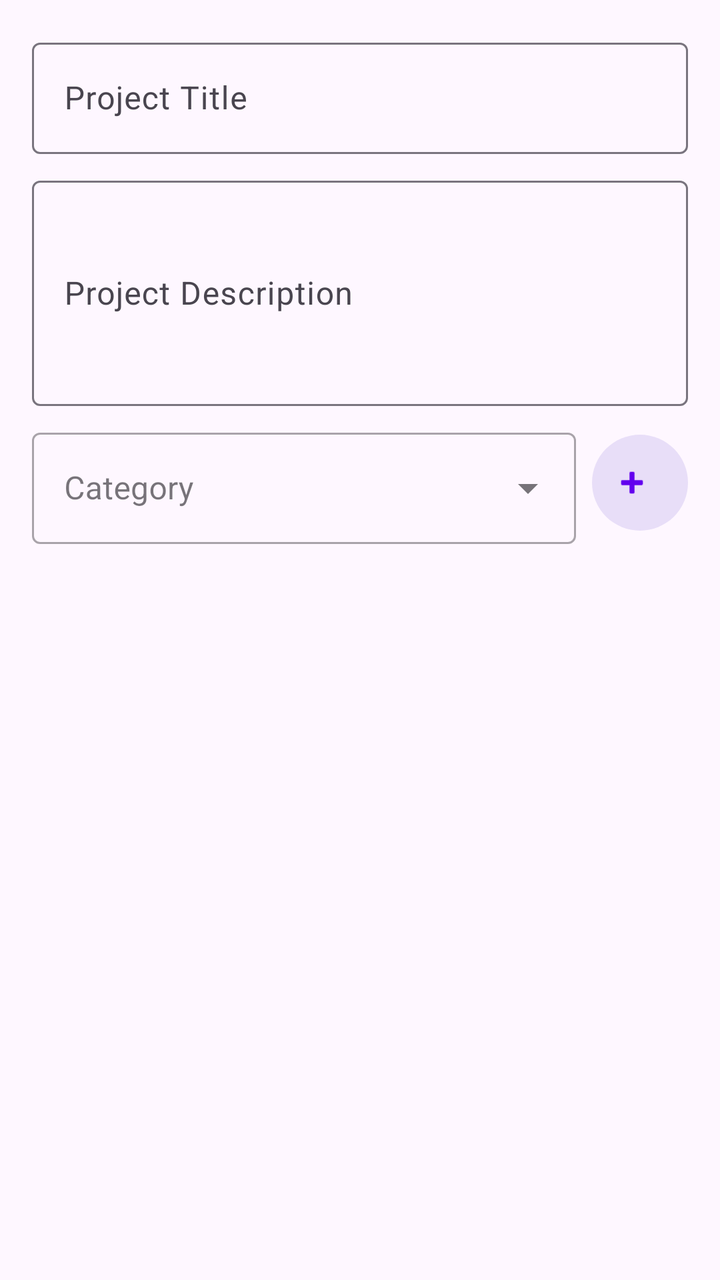
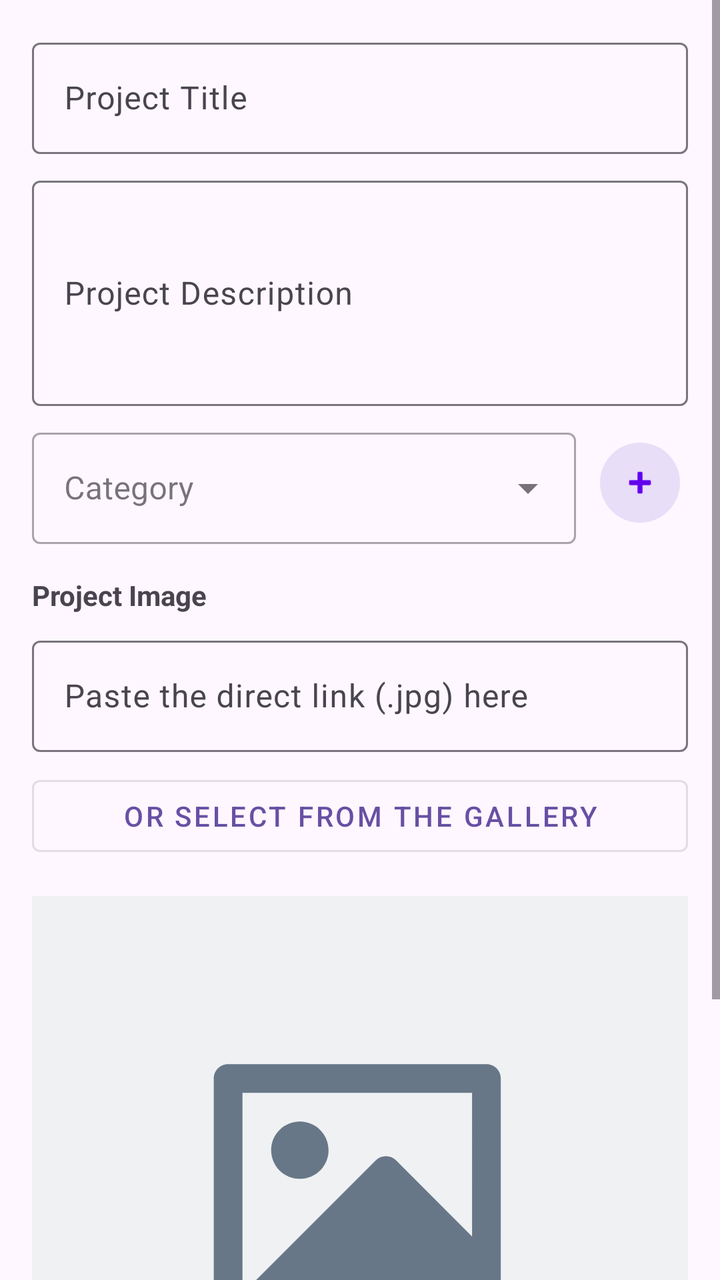

Screens rendered from an Android XML layout before and after an edit, with the pre-edit source and the edit as a unified diff.
<!-- AndroidManifest.xml: application theme Theme.ArtFolio -->
<!-- res/layout/activity_add_project.xml -->
<?xml version="1.0" encoding="utf-8"?>
<LinearLayout xmlns:android="http://schemas.android.com/apk/res/android"
    xmlns:app="http://schemas.android.com/apk/res-auto"
    xmlns:tools="http://schemas.android.com/tools"
    android:id="@+id/main"
    android:layout_width="match_parent"
    android:layout_height="match_parent"
    android:orientation="vertical"
    tools:context=".activities.AddProjectActivity"
    android:padding="16dp">

    
    <com.google.android.material.textfield.TextInputLayout
        style="?attr/textInputOutlinedStyle"
        android:layout_width="match_parent"
        android:layout_height="wrap_content"
        android:layout_marginBottom="8dp"
        android:hint="@string/new_project_title">

        <com.google.android.material.textfield.TextInputEditText
            android:id="@+id/titleTextField"
            android:layout_width="match_parent"
            android:layout_height="wrap_content"
            android:inputType="text" />
    </com.google.android.material.textfield.TextInputLayout>

    
    <com.google.android.material.textfield.TextInputLayout
        style="?attr/textInputOutlinedStyle"
        android:layout_width="match_parent"
        android:layout_height="wrap_content"
        android:layout_marginBottom="8dp"
        android:hint="@string/new_project_description">

        <com.google.android.material.textfield.TextInputEditText
            android:id="@+id/descriptionTextField"
            android:layout_width="match_parent"
            android:layout_height="wrap_content"
            android:inputType="textMultiLine"
            android:minLines="4" />
    </com.google.android.material.textfield.TextInputLayout>
    
    <LinearLayout
        android:layout_width="match_parent"
        android:layout_height="wrap_content"
        android:orientation="horizontal"
        android:gravity="center_vertical"
        android:layout_marginBottom="16dp">
        <com.google.android.material.textfield.TextInputLayout
            android:id="@+id/categoryTextField"
            android:layout_width="0dp"
            android:layout_height="wrap_content"
            android:layout_weight="1"
            android:hint="@string/new_project_category"
            style="@style/Widget.MaterialComponents.TextInputLayout.OutlinedBox.ExposedDropdownMenu">
            <AutoCompleteTextView
                android:id="@+id/categoryACTextView"
                android:layout_width="match_parent"
                android:layout_height="wrap_content"
                android:focusable="false"
                android:cursorVisible="false"
                android:inputType="none" />
        </com.google.android.material.textfield.TextInputLayout>
        <com.google.android.material.button.MaterialButton
            android:id="@+id/addCategoryButton"
            style="@style/Widget.Material3.Button.IconButton.Filled.Tonal"
            android:layout_width="48dp"
            android:layout_height="48dp"
            android:layout_marginStart="8dp"
            app:icon="@android:drawable/ic_input_add"
            app:iconTint="@color/design_default_color_primary"
            app:iconPadding="0dp"
            android:insetLeft="0dp"
            android:insetTop="0dp"
            android:insetRight="0dp"
            android:insetBottom="0dp"
            tools:ignore="SpeakableTextPresentCheck" />
    </LinearLayout>
</LinearLayout>
<!-- resources referenced by this layout -->
<resources>
  <string name="new_project_category">Category</string>
  <string name="new_project_description">Project Description</string>
  <string name="new_project_title">Project Title</string>
  <style name="Theme.ArtFolio" parent="Base.Theme.ArtFolio" />
  <style name="Base.Theme.ArtFolio" parent="Theme.Material3.DayNight.NoActionBar">
          
          
      </style>
</resources>

<!-- the commit's change to res/layout/activity_add_project.xml (unified diff, before → after) -->
@@ -1,79 +1,126 @@
 <?xml version="1.0" encoding="utf-8"?>
-<LinearLayout xmlns:android="http://schemas.android.com/apk/res/android"
+<androidx.constraintlayout.widget.ConstraintLayout
+    xmlns:android="http://schemas.android.com/apk/res/android"
     xmlns:app="http://schemas.android.com/apk/res-auto"
     xmlns:tools="http://schemas.android.com/tools"
-    android:id="@+id/main"
     android:layout_width="match_parent"
     android:layout_height="match_parent"
-    android:orientation="vertical"
-    tools:context=".activities.AddProjectActivity"
-    android:padding="16dp">
-
-    
-    <com.google.android.material.textfield.TextInputLayout
-        style="?attr/textInputOutlinedStyle"
+    android:id="@+id/main"
+    tools:context=".activities.AddProjectActivity">
+    <ScrollView
         android:layout_width="match_parent"
-        android:layout_height="wrap_content"
-        android:layout_marginBottom="8dp"
-        android:hint="@string/new_project_title">
-
-        <com.google.android.material.textfield.TextInputEditText
-            android:id="@+id/titleTextField"
+        android:layout_height="0dp"
+        app:layout_constraintBottom_toBottomOf="parent"
+        app:layout_constraintEnd_toEndOf="parent"
+        app:layout_constraintStart_toStartOf="parent"
+        app:layout_constraintTop_toTopOf="parent">
+        <LinearLayout
             android:layout_width="match_parent"
             android:layout_height="wrap_content"
-            android:inputType="text" />
-    </com.google.android.material.textfield.TextInputLayout>
-
-    
-    <com.google.android.material.textfield.TextInputLayout
-        style="?attr/textInputOutlinedStyle"
-        android:layout_width="match_parent"
-        android:layout_height="wrap_content"
-        android:layout_marginBottom="8dp"
-        android:hint="@string/new_project_description">
-
-        <com.google.android.material.textfield.TextInputEditText
-            android:id="@+id/descriptionTextField"
-            android:layout_width="match_parent"
-            android:layout_height="wrap_content"
-            android:inputType="textMultiLine"
-            android:minLines="4" />
-    </com.google.android.material.textfield.TextInputLayout>
-    
-    <LinearLayout
-        android:layout_width="match_parent"
-        android:layout_height="wrap_content"
-        android:orientation="horizontal"
-        android:gravity="center_vertical"
-        android:layout_marginBottom="16dp">
-        <com.google.android.material.textfield.TextInputLayout
-            android:id="@+id/categoryTextField"
-            android:layout_width="0dp"
-            android:layout_height="wrap_content"
-            android:layout_weight="1"
-            android:hint="@string/new_project_category"
-            style="@style/Widget.MaterialComponents.TextInputLayout.OutlinedBox.ExposedDropdownMenu">
-            <AutoCompleteTextView
-                android:id="@+id/categoryACTextView"
+            android:orientation="vertical"
+            android:layout_margin="16dp">
+            
+            <com.google.android.material.textfield.TextInputLayout
+                style="?attr/textInputOutlinedStyle"
                 android:layout_width="match_parent"
                 android:layout_height="wrap_content"
-                android:focusable="false"
-                android:cursorVisible="false"
-                android:inputType="none" />
-        </com.google.android.material.textfield.TextInputLayout>
-        <com.google.android.material.button.MaterialButton
-            android:id="@+id/addCategoryButton"
-            style="@style/Widget.Material3.Button.IconButton.Filled.Tonal"
-            android:layout_width="48dp"
-            android:layout_height="48dp"
-            android:layout_marginStart="8dp"
-            app:icon="@android:drawable/ic_input_add"
-            app:iconTint="@color/design_default_color_primary"
-            app:iconPadding="0dp"
-            android:insetLeft="0dp"
-            android:insetTop="0dp"
-            android:insetRight="0dp"
-            android:insetBottom="0dp"
-            tools:ignore="SpeakableTextPresentCheck" />
-    </LinearLayout>
-</LinearLayout>
+                android:layout_marginBottom="8dp"
+                android:hint="@string/new_project_title">
+                <com.google.android.material.textfield.TextInputEditText
+                    android:id="@+id/titleTextField"
+                    android:layout_width="match_parent"
+                    android:layout_height="wrap_content"
+                    android:inputType="text" />
+            </com.google.android.material.textfield.TextInputLayout>
+
+            
+            <com.google.android.material.textfield.TextInputLayout
+                style="?attr/textInputOutlinedStyle"
+                android:layout_width="match_parent"
+                android:layout_height="wrap_content"
+                android:layout_marginBottom="8dp"
+                android:hint="@string/new_project_description">
+
+                <com.google.android.material.textfield.TextInputEditText
+                    android:id="@+id/descriptionTextField"
+                    android:layout_width="match_parent"
+                    android:layout_height="wrap_content"
+                    android:inputType="textMultiLine"
+                    android:minLines="4" />
+            </com.google.android.material.textfield.TextInputLayout>
+            
+            <LinearLayout
+                android:layout_width="match_parent"
+                android:layout_height="wrap_content"
+                android:orientation="horizontal"
+                android:gravity="center_vertical"
+                android:layout_marginBottom="16dp">
+                <com.google.android.material.textfield.TextInputLayout
+                    android:layout_width="0dp"
+                    android:layout_height="wrap_content"
+                    android:layout_weight="1"
+                    style="@style/Widget.MaterialComponents.TextInputLayout.OutlinedBox.ExposedDropdownMenu">
+                    <AutoCompleteTextView
+                        android:id="@+id/categoryACTextView"
+                        android:layout_width="match_parent"
+                        android:layout_height="wrap_content"
+                        android:hint="@string/new_project_category"
+                        android:focusable="false"
+                        android:cursorVisible="false"
+                        android:inputType="none" />
+                </com.google.android.material.textfield.TextInputLayout>
+                <com.google.android.material.button.MaterialButton
+                    android:id="@+id/addCategoryButton"
+                    style="@style/Widget.Material3.Button.IconButton.Filled.Tonal"
+                    android:layout_width="48dp"
+                    android:layout_height="48dp"
+                    android:layout_marginStart="8dp"
+                    app:icon="@android:drawable/ic_input_add"
+                    app:iconTint="@color/design_default_color_primary"
+                    app:iconPadding="0dp"
+                    tools:ignore="SpeakableTextPresentCheck" />
+            </LinearLayout>
+            
+            <TextView
+                android:layout_width="wrap_content"
+                android:layout_height="wrap_content"
+                android:text="@string/new_project_image"
+                android:textStyle="bold"
+                android:layout_marginBottom="8dp"/>
+            <com.google.android.material.textfield.TextInputLayout
+                style="?attr/textInputOutlinedStyle"
+                android:layout_width="match_parent"
+                android:layout_height="wrap_content"
+                android:layout_marginBottom="8dp"
+                android:hint="@string/label_link_image">
+                <com.google.android.material.textfield.TextInputEditText
+                    android:id="@+id/imageUrlTextField"
+                    android:layout_width="match_parent"
+                    android:layout_height="wrap_content"
+                    android:inputType="textUri" />
+            </com.google.android.material.textfield.TextInputLayout>
+            <Button
+                android:id="@+id/galleryButton"
+                style="@style/Widget.MaterialComponents.Button.OutlinedButton"
+                android:layout_width="match_parent"
+                android:layout_height="wrap_content"
+                android:text="@string/label_search_gallery"
+                android:layout_marginBottom="16dp" />
+            <ImageView
+                android:id="@+id/previewImageView"
+                android:layout_width="match_parent"
+                android:layout_height="300dp"
+                android:scaleType="centerCrop"
+                android:layout_marginBottom="24dp"
+                android:src="@drawable/bg_image_placeholder" />
+            <Button
+                android:id="@+id/saveButton"
+                android:layout_width="200dp"
+                android:layout_height="wrap_content"
+                android:layout_gravity="center"
+                android:textSize="18sp"
+                android:textStyle="bold"
+                android:text="@string/bottom_save_label" />
+        </LinearLayout>
+    </ScrollView>
+</androidx.constraintlayout.widget.ConstraintLayout>
<!-- resource entries referenced after the edit -->
@@ -1,7 +1,25 @@
 <!-- resources referenced by this layout -->
 <resources>
+  <!-- drawable bg_image_placeholder (drawable) -->
+  <vector xmlns:android="http://schemas.android.com/apk/res/android"
+      android:width="800dp"
+      android:height="800dp"
+      android:viewportWidth="120"
+      android:viewportHeight="120">
+    <path
+        android:pathData="M0,0h120v120h-120z"
+        android:fillColor="#EFF1F3"/>
+    <path
+        android:pathData="M33.25,38.48C33.26,37.05 34.42,35.89 35.85,35.88H83.15C84.58,35.88 85.75,37.04 85.75,38.48V80.52C85.74,81.95 84.58,83.11 83.15,83.13H35.85C34.42,83.12 33.25,81.96 33.25,80.52V38.48ZM80.5,41.13H38.5V77.88L62.89,53.48C63.92,52.45 65.58,52.45 66.6,53.48L80.5,67.4V41.13ZM43.75,51.62C43.75,54.52 46.1,56.87 49,56.87C51.9,56.87 54.25,54.52 54.25,51.62C54.25,48.73 51.9,46.37 49,46.37C46.1,46.37 43.75,48.73 43.75,51.62Z"
+        android:fillColor="#687787"
+        android:fillType="evenOdd"/>
+  </vector>
+  <string name="bottom_save_label">Save</string>
+  <string name="label_link_image">Paste the direct link (.jpg) here</string>
+  <string name="label_search_gallery">Or select from the gallery</string>
   <string name="new_project_category">Category</string>
   <string name="new_project_description">Project Description</string>
+  <string name="new_project_image">Project Image</string>
   <string name="new_project_title">Project Title</string>
   <style name="Theme.ArtFolio" parent="Base.Theme.ArtFolio" />
   <style name="Base.Theme.ArtFolio" parent="Theme.Material3.DayNight.NoActionBar">
